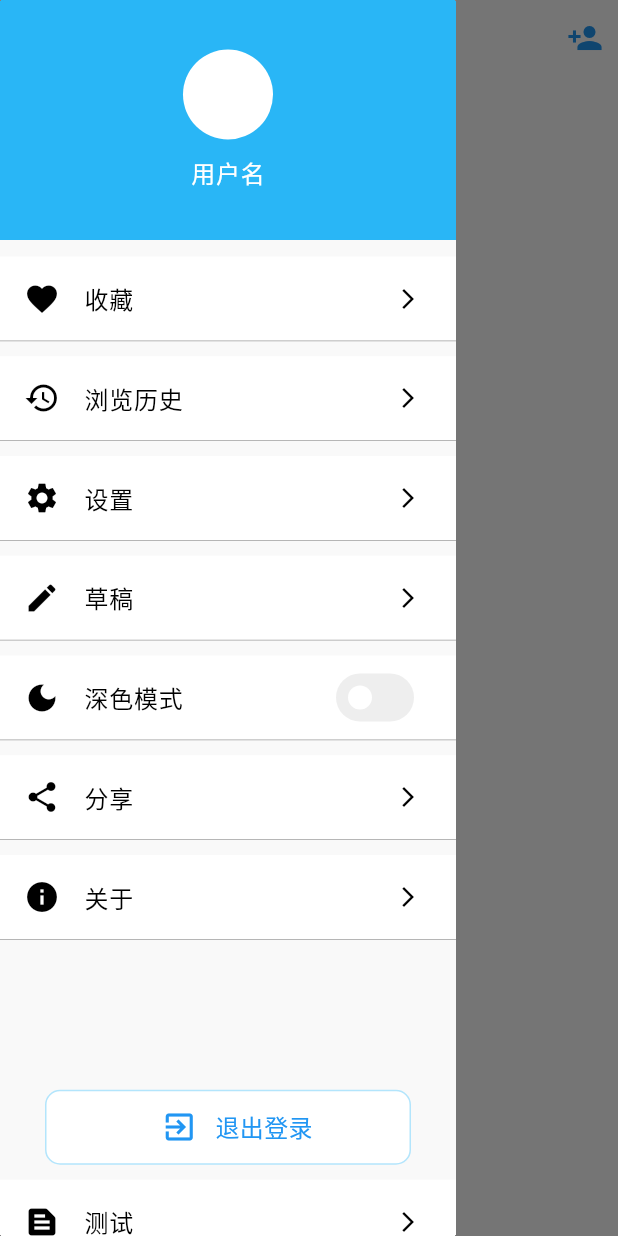
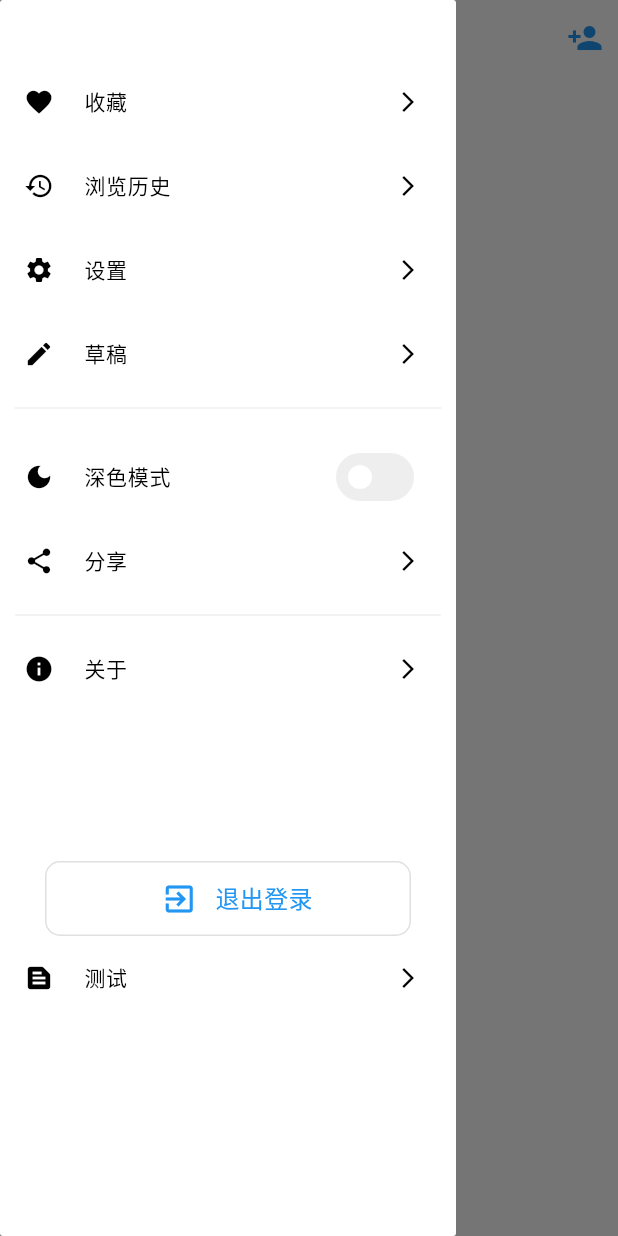
Before and after one commit to sudafin/xingxing_forum_app, a Flutter app: the MessagePage screen opened by its route, with the side drawer open, on a phone screen of 412 x 824 dp. Run offline on Flutter 3.47's test engine with Material 3 defaults, Android fonts, the phone set to English and light mode, and no system bars; our stand-ins replace event_bus, fluttertoast, font_awesome_flutter, image_picker, logger, package_info_plus and 1 more; missing offline and left inert: android_intent_plus, clipboard, video_compress; network calls fail; Roboto replaces fonts that are missing (PingFangSC-Regular).

Commit message:
refactor(pages): 重构侧边栏菜单样式并优化交互
- 移除了菜单头部，简化了菜单布局
- 调整了菜单项的样式，增加了分割线
- 优化了深色模式下的颜色方案
- 添加了退出登录的确认对话框

```diff
--- a/lib/pages/main/menu_drawer.dart
+++ b/lib/pages/main/menu_drawer.dart
@@ -25,69 +25,64 @@ class MenuDrawerState extends State<MenuDrawer> {
         backgroundColor:
             context.watch<StoreViewModel>().theme == Brightness.dark
                 ? Colors.black
-                : Color.fromARGB(255, 249, 249, 249),
+                : Colors.white,
         shape: RoundedRectangleBorder(
           borderRadius: BorderRadius.circular(2),
         ),
         child: ListView(
           padding: EdgeInsets.zero,
           children: [
-            //菜单头
-            DrawerHeader(
-              margin: EdgeInsets.zero,
-              padding: EdgeInsets.zero,
-              decoration: BoxDecoration(
-                color: context.watch<StoreViewModel>().theme == Brightness.dark
-                    ? Colors.black
-                    : Colors.lightBlue[400],
-              ),
-              child: InkWell(
-                onTap: () {
-                  // 头像点击跳转逻辑
-                  Navigator.pop(context); // 关闭抽屉
-                  // 导航逻辑
-                  Navigator.pushNamed(context, '/profile');
-                },
-                child: Column(
-                  mainAxisAlignment: MainAxisAlignment.center,
-                  children: [
-                    CircleAvatar(
-                      radius: 30,
-                      backgroundColor: Colors.white,
-                      child: Icon(Icons.person, size: 50),
-                    ),
-                    SizedBox(height: 10),
-                    Text(
-                      '用户名',
-                      style: TextStyle(
-                        color: Colors.white,
-                        fontSize: 16,
-                        fontWeight: FontWeight.normal, // 设置字体为粗体
-                      ),
-                    ),
-                  ],
-                ),
-              ),
-            ),
-
+            // //菜单头
+            // DrawerHeader(
+            //   margin: EdgeInsets.zero,
+            //   padding: EdgeInsets.zero,
+            //   decoration: BoxDecoration(
+            //     color: context.watch<StoreViewModel>().theme == Brightness.dark
+            //         ? Colors.black
+            //         : Colors.lightBlue[400],
+            //   ),
+            //   child: InkWell(
+            //     onTap: () {
+            //       // 头像点击跳转逻辑
+            //       Navigator.pop(context); // 关闭抽屉
+            //       // 导航逻辑
+            //       Navigator.pushNamed(context, '/profile');
+            //     },
+            //     child: Column(
+            //       mainAxisAlignment: MainAxisAlignment.center,
+            //       children: [
+            //         CircleAvatar(
+            //           radius: 30,
+            //           backgroundColor: Colors.white,
+            //           child: Icon(Icons.person, size: 50),
+            //         ),
+            //         SizedBox(height: 10),
+            //         Text(
+            //           '用户名',
+            //           style: TextStyle(
+            //             color: Colors.white,
+            //             fontSize: 16,
+            //             fontWeight: FontWeight.normal, // 设置字体为粗体
+            //           ),
+            //         ),
+            //       ],
+            //     ),
+            //   ),
+            // ),
+            SizedBox(height: 40),
             // 使用 menu_table_data.dart 中的数据构建菜单项
             ...datas.map((TabData data) {
               if (data.index != 4 && data.index != 7) {
                 return Container(
-                    margin: EdgeInsets.fromLTRB(0, 10, 0, 0),
-                    decoration: BoxDecoration(
-                      color: context.watch<StoreViewModel>().theme ==
-                              Brightness.dark
-                          ? const Color.fromARGB(93, 119, 119, 119)
-                          : Colors.white,
-                      border: Border(
-                        bottom: BorderSide(color: Colors.grey, width: 0.5),
-                      ),
-                    ),
-                    child: ListTile(
-                      leading: Icon(data.icon),
+
+                    child:
+                    Column(
+                      children: [
+                        ListTile(
+                      leading: Icon(data.icon,size: 20,),
                       title: Text(data.title,
                           style: TextStyle(
+                              fontSize: 14,
                               fontWeight: FontWeight.w400)), // 设置字体为粗体
                       onTap: () {
                         // 关闭抽屉
@@ -96,30 +91,29 @@ class MenuDrawerState extends State<MenuDrawer> {
                         navigatorIndex(data.index, context);
                       },
                       trailing: Icon(Icons.arrow_forward_ios, size: 16),
-                    ));
-                //如果index为4的深色模式尾部则需要显示切换按钮
-              } else if (data.index == 4) {
+                    ),
+                    // 如果index为3或5则显示分割线
+                    data.index == 3 || data.index == 5 ? Divider(
+                      color: Colors.grey[300],
+                      thickness: 0.5,
+                      indent: 10,
+                      endIndent: 10,
+                    ) : SizedBox.shrink(),
+                  ],
+                ));
+              }
+              //如果index为4的深色模式尾部则需要显示切换按钮
+              else if (data.index == 4) {
                 return Container(
                     margin: EdgeInsets.fromLTRB(0, 10, 0, 0),
-                    decoration: BoxDecoration(
-                      color: context.watch<StoreViewModel>().theme ==
-                              Brightness.dark
-                          ? const Color.fromARGB(93, 119, 119, 119)
-                          : Colors.white,
-                      border: Border(
-                        bottom: BorderSide(color: Colors.grey, width: 0.5),
-                      ),
-                    ),
                     child: ListTile(
-                      leading: Icon(data.icon),
+                      leading: Icon(data.icon,size: 20,),
                       title: Text(data.title,
                           style: TextStyle(
+                              fontSize: 14,
                               fontWeight: FontWeight.w400)), // 设置字体为粗体
                       //index为4时设置切换按钮
-                      trailing: Container(
-                        //调整位置
-                        constraints: BoxConstraints(maxWidth: 100),
-                        child: Switch(
+                      trailing:Switch(
                           activeTrackColor: Colors.blue,
                           activeColor: Colors.white,
                           inactiveThumbColor: Colors.white,
@@ -135,10 +129,10 @@ class MenuDrawerState extends State<MenuDrawer> {
                             });
                           },
                         ),
-                      ),
                     ));
-                //退出按钮需要设置按钮
-              } else if (data.index == 7) {
+              }
+              //退出按钮需要设置按钮
+              else if (data.index == 7) {
                 // 退出按钮
                 return Container(
                     margin: EdgeInsets.fromLTRB(30, 100, 30, 0),
@@ -150,7 +144,7 @@ class MenuDrawerState extends State<MenuDrawer> {
                       borderRadius: BorderRadius.circular(10),
                       //设置border
                       border:
-                          Border.all(color: Colors.lightBlue[100]!, width: 1),
+                          Border.all(color: context.watch<StoreViewModel>().theme == Brightness.dark ? Colors.white24 : Colors.black12, width: 1),
                     ),
                     child: Row(
                       mainAxisAlignment: MainAxisAlignment.center,
@@ -160,6 +154,14 @@ class MenuDrawerState extends State<MenuDrawer> {
                             // 退出登录
                             Navigator.pop(context);
                             //TODO退出登录
+                            showDialog(context: context, builder: (context) => AlertDialog(
+                              title: Text('退出登录'),
+                              content: Text('确定要退出登录吗？'),
+                              actions: [
+                                TextButton(onPressed: () {Navigator.pop(context);}, child: Text('取消')),
+                                TextButton(onPressed: () {Navigator.pop(context);}, child: Text('确定')),
+                              ],
+                            ));
                           },
                           icon: Icon(
                             Icons.exit_to_app,
```
Also changed, not shown: lib/main.dart (line endings or trailing spaces).
